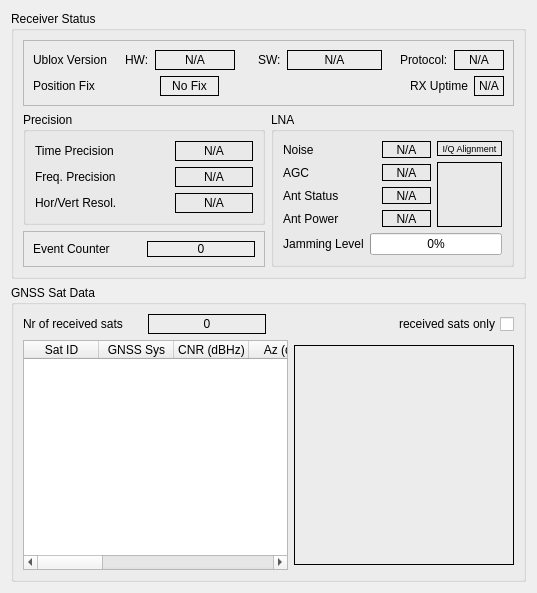
Qt form muondetector-gui/src/main/gpssatsform.ui (MuonPi/muondetector) before a commit.
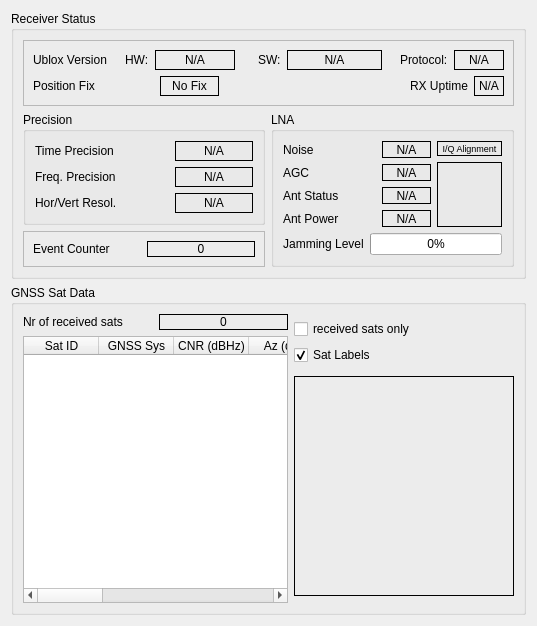
The same form after that commit.

Commit message: - added sat labelling in sat tab - added rates to log graphs - fixed bug in autoscaling of log graphs

```diff
--- a/muondetector-gui/src/main/gpssatsform.ui
+++ b/muondetector-gui/src/main/gpssatsform.ui
@@ -7,7 +7,7 @@
     <x>0</x>
     <y>0</y>
     <width>537</width>
-    <height>593</height>
+    <height>626</height>
    </rect>
   </property>
   <property name="windowTitle">
@@ -722,7 +722,7 @@
       <string>GNSS Sat Data</string>
      </property>
      <layout class="QGridLayout" name="gridLayout">
-      <item row="0" column="0" colspan="2">
+      <item row="0" column="0">
        <layout class="QHBoxLayout" name="horizontalLayout_16">
         <item>
          <layout class="QHBoxLayout" name="horizontalLayout_3">
@@ -748,13 +748,59 @@
           </item>
          </layout>
         </item>
+       </layout>
+      </item>
+      <item row="0" column="1" rowspan="2">
+       <layout class="QVBoxLayout" name="verticalLayout_2">
         <item>
-         <widget class="QCheckBox" name="visibleSatsCheckBox">
-          <property name="layoutDirection">
-           <enum>Qt::RightToLeft</enum>
+         <layout class="QVBoxLayout" name="verticalLayout">
+          <item>
+           <widget class="QCheckBox" name="visibleSatsCheckBox">
+            <property name="layoutDirection">
+             <enum>Qt::LeftToRight</enum>
+            </property>
+            <property name="text">
+             <string>received sats only</string>
+            </property>
+           </widget>
+          </item>
+          <item>
+           <widget class="QCheckBox" name="satLabelsCheckBox">
+            <property name="text">
+             <string>Sat Labels</string>
+            </property>
+            <property name="checked">
+             <bool>true</bool>
+            </property>
+           </widget>
+          </item>
+         </layout>
+        </item>
+        <item>
+         <widget class="QLabel" name="satPosLabel">
+          <property name="sizePolicy">
+           <sizepolicy hsizetype="Fixed" vsizetype="Fixed">
+            <horstretch>0</horstretch>
+            <verstretch>0</verstretch>
+           </sizepolicy>
+          </property>
+          <property name="minimumSize">
+           <size>
+            <width>220</width>
+            <height>220</height>
+           </size>
+          </property>
+          <property name="autoFillBackground">
+           <bool>false</bool>
+          </property>
+          <property name="frameShape">
+           <enum>QFrame::Box</enum>
           </property>
           <property name="text">
-           <string>received sats only</string>
+           <string/>
+          </property>
+          <property name="scaledContents">
+           <bool>true</bool>
           </property>
          </widget>
         </item>
@@ -840,34 +886,6 @@
         </column>
        </widget>
       </item>
-      <item row="1" column="1">
-       <widget class="QLabel" name="satPosLabel">
-        <property name="sizePolicy">
-         <sizepolicy hsizetype="Fixed" vsizetype="Fixed">
-          <horstretch>0</horstretch>
-          <verstretch>0</verstretch>
-         </sizepolicy>
-        </property>
-        <property name="minimumSize">
-         <size>
-          <width>220</width>
-          <height>220</height>
-         </size>
-        </property>
-        <property name="autoFillBackground">
-         <bool>false</bool>
-        </property>
-        <property name="frameShape">
-         <enum>QFrame::Box</enum>
-        </property>
-        <property name="text">
-         <string/>
-        </property>
-        <property name="scaledContents">
-         <bool>true</bool>
-        </property>
-       </widget>
-      </item>
      </layout>
     </widget>
    </item>
```
The commit also changes 6 other files.
